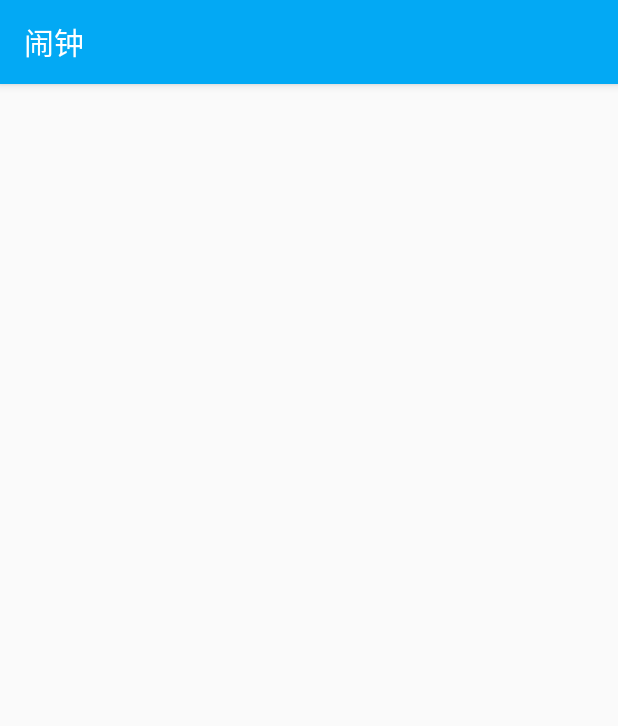
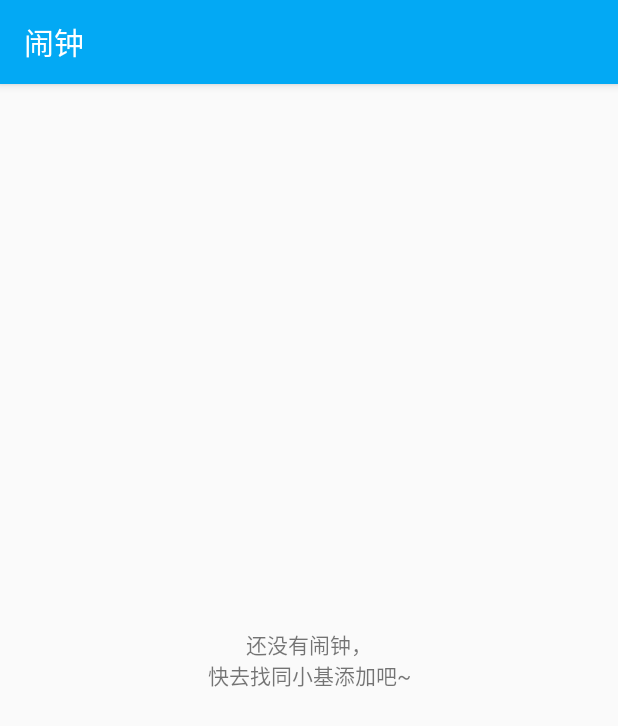
Before and after one commit to Novemser/HCI-VoiceAssistant, an Android app: the AlarmListsActivity screen opened directly, with no data from a screen before it, on a phone screen of 412 x 824 dp. Shown: the top 726 px of the screen. Run offline under Robolectric (Android 15) with nearby library versions, the light colour scheme and no system bars.

Commit message:
UI modified

```diff
--- a/app/src/main/java/com/novemser/voicetest/actions/AlarmListsActivity.java
+++ b/app/src/main/java/com/novemser/voicetest/actions/AlarmListsActivity.java
@@ -25,6 +25,8 @@ import android.support.v7.widget.LinearLayoutManager;
 import android.support.v7.widget.RecyclerView;
 import android.support.v7.widget.Toolbar;
 import android.util.Log;
+import android.view.View;
+import android.widget.TextView;
 
 import com.novemser.voicetest.ui.MainActivity;
 import com.novemser.voicetest.R;
@@ -41,9 +43,12 @@ public class AlarmListsActivity extends AppCompatActivity {
         super.onCreate(savedInstanceState);
         setContentView(R.layout.activity_alarm);
         Toolbar toolbar = (Toolbar) findViewById(R.id.toolbar);
+        TextView textView = (TextView) findViewById(R.id.tv_has_alarm);
+
         toolbar.setTitle("闹钟");
         setSupportActionBar(toolbar);
         SQLiteDatabase database = MainActivity.db;
+
         List<AlarmItemSetting> itemSettings = new ArrayList<>();
         try {
 
@@ -58,6 +63,10 @@ public class AlarmListsActivity extends AppCompatActivity {
         } catch (Exception e) {
             return;
         }
+        if (itemSettings.size() > 0)
+            textView.setVisibility(View.GONE);
+        else
+            textView.setVisibility(View.VISIBLE);
 
         RecyclerView recyclerView = (RecyclerView) findViewById(R.id.rvContacts);
         recyclerView.setAdapter(new AlarmItemAdapter(itemSettings));
--- a/app/src/main/java/com/novemser/voicetest/ui/AlarmActivity.java
+++ b/app/src/main/java/com/novemser/voicetest/ui/AlarmActivity.java
@@ -26,6 +26,7 @@ import android.media.MediaPlayer;
 import android.os.Bundle;
 import android.support.v7.app.AppCompatActivity;
 import android.util.Log;
+import android.widget.TextView;
 
 import com.novemser.voicetest.R;
 
@@ -56,11 +57,11 @@ public class AlarmActivity extends AppCompatActivity {
                 exact = time;
                 _id = id;
             }
-            Log.d("FuckAlarm", String.valueOf(Math.abs(time - currentTime)));
             if (Math.abs(time - currentTime) < 60000) {
                 hasAlarm = true;
             }
         }
+        TextView noAlarm = (TextView) findViewById(R.id.tv_has_alarm);
         // 如果根本不存在闹钟
         if (!hasAlarm) {
             finish();
--- a/app/src/main/res/layout/content_alarm.xml
+++ b/app/src/main/res/layout/content_alarm.xml
@@ -24,9 +24,16 @@
     app:layout_behavior="@string/appbar_scrolling_view_behavior"
     tools:context=".actions.AlarmListsActivity"
     tools:showIn="@layout/activity_alarm">
+    <TextView
+        android:id="@+id/tv_has_alarm"
+        android:layout_width="match_parent"
+        android:textAlignment="center"
+        android:layout_centerVertical="true"
+        android:text="@string/noAlarmText"
+        android:layout_height="wrap_content" />
+
     <android.support.v7.widget.RecyclerView
         android:id="@+id/rvContacts"
         android:layout_width="match_parent"
         android:layout_height="match_parent" />
-
 </RelativeLayout>
--- a/app/src/main/res/values/strings.xml
+++ b/app/src/main/res/values/strings.xml
@@ -12,4 +12,6 @@
 
     <string name="action_settings">Settings</string>
     <string name="title_activity_alarm">AlarmActivity</string>
+
+    <string name="noAlarmText">还没有闹钟，\n快去找同小基添加吧~</string>
 </resources>
```
